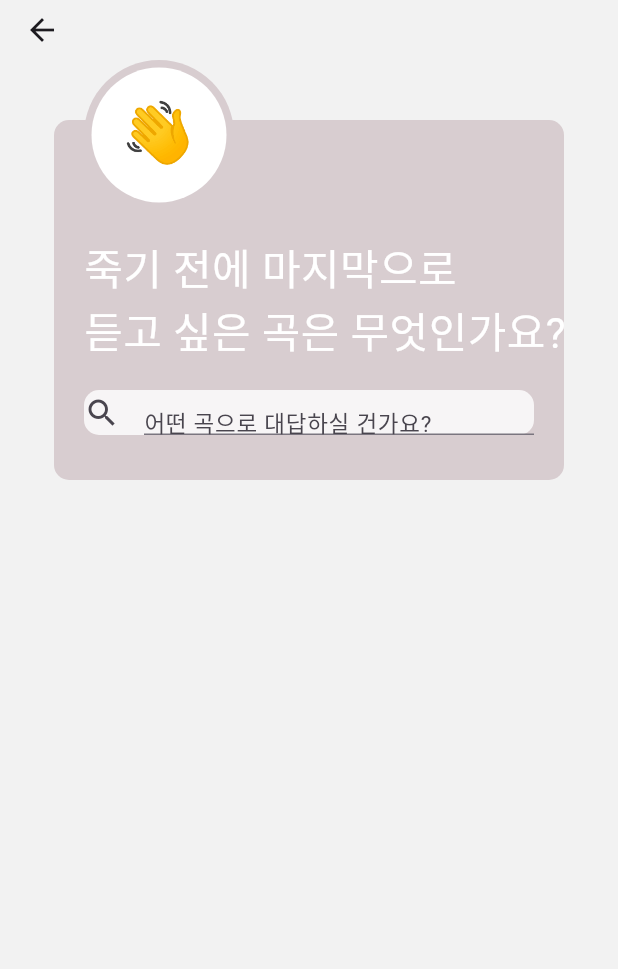
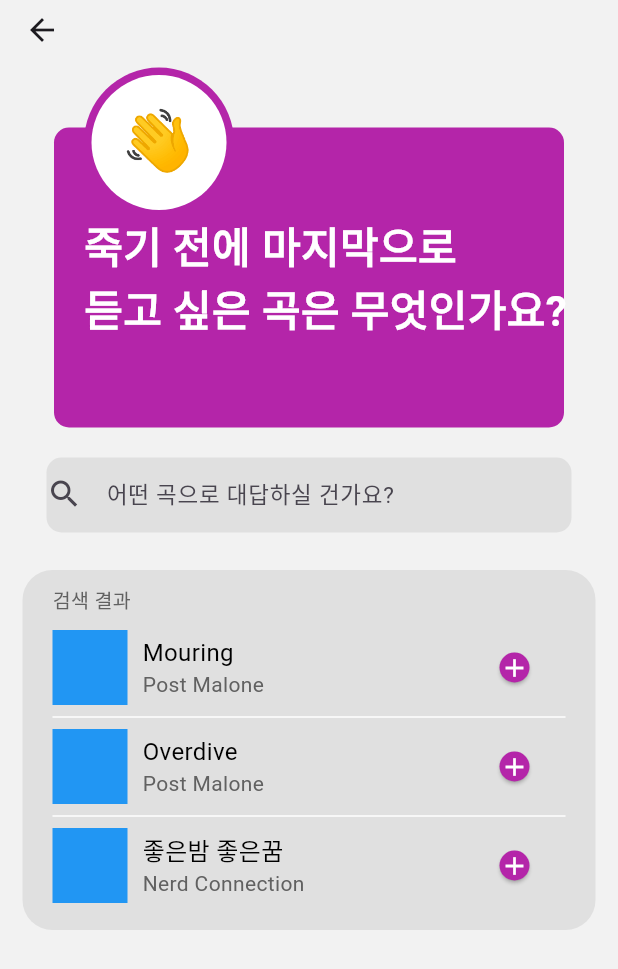
Before and after one commit to team-ummmm/MUSIQ_FRONT, a Flutter app: the SearchScreen screen opened by its route, on a phone screen of 412 x 824 dp. Shown: the top 969 px of the screen. Run offline on Flutter 3.47's test engine with Material 2 defaults, Android fonts, the phone set to English and light mode, and no system bars; our stand-ins replace flutter_calendar_carousel; Roboto replaces fonts that are missing (AppleSDGothicNeo).

Commit message:
implement search_screen

```diff
--- a/lib/main.dart
+++ b/lib/main.dart
@@ -23,10 +23,9 @@ class MUSIQ extends StatelessWidget {
       theme: ThemeData(
         appBarTheme: const AppBarTheme(color: AppColor.backgroudColor),
         scaffoldBackgroundColor: AppColor.backgroudColor,
-        colorScheme: ColorScheme.fromSeed(seedColor: Colors.deepPurple),
-        fontFamily: 'AppleSDGothicNeo',
         useMaterial3: true,
       ),
+      // TODO: 링크 타고 온 경우 라우트 추가
       home: const RootPage(),
       routes: {
         '/answer': (context) => const AnswerPage(),
--- a/lib/screens/search_screen.dart
+++ b/lib/screens/search_screen.dart
@@ -1,5 +1,8 @@
 import 'package:flutter/material.dart';
+import 'package:musiq_front/style.dart';
 import 'package:musiq_front/widgets/main_question_card.dart';
+import 'package:musiq_front/widgets/music_card.dart';
+import 'package:musiq_front/widgets/search_result_list.dart';
 
 class SearchScreen extends StatefulWidget {
   const SearchScreen({super.key});
@@ -9,16 +12,93 @@ class SearchScreen extends StatefulWidget {
 }
 
 class _SearchScreenState extends State<SearchScreen> {
+  final List<MusicCard> musicInstances = [
+    const MusicCard(
+        cover: "austin", title: 'Mouring', artist: 'Post Malone', color: 'red'),
+    const MusicCard(
+        cover: "austin",
+        title: 'Overdive',
+        artist: 'Post Malone',
+        color: 'red'),
+    const MusicCard(
+        cover: "austin",
+        title: '좋은밤 좋은꿈',
+        artist: 'Nerd Connection',
+        color: 'red')
+  ];
+
   @override
   Widget build(BuildContext context) {
     return Scaffold(
       appBar: PreferredSize(
-          preferredSize: const Size.fromHeight(30.0), child: AppBar()),
-      body: const Center(
+          preferredSize: const Size.fromHeight(35.0), child: AppBar()),
+      body: Center(
         child: Column(
           children: [
             // TODO: Hero 추가하기
-            MainQuestionCard(),
+            const MainQuestionCard(),
+            const SizedBox(
+              height: 20,
+            ),
+            Container(
+              // 중단의 텍스트 필드
+              width: 350,
+              height: 50,
+              decoration: BoxDecoration(
+                  borderRadius: BorderRadius.circular(10),
+                  color: Colors.grey.shade300),
+              child: const TextField(
+                decoration: InputDecoration(
+                  border: InputBorder.none,
+                  icon: Icon(Icons.search),
+                  hintText: "어떤 곡으로 대답하실 건가요?",
+                ),
+                style: TextStyle(fontSize: 15, height: 1.0),
+              ),
+            ),
+            const SizedBox(height: 10),
+            Padding(
+              // 하단의 검색 결과 창
+              // TODO: 텍스트 필드와 연결
+              // TODO: 크기 3으로 고정 시켜두고 안에서 스크롤 돌릴지, 아니면 검색 결과만큼 하단에 스크롤뷰로 뿌려줄지 고민
+              padding: const EdgeInsets.all(15.0),
+              child: Stack(children: [
+                Container(
+                  height: 240,
+                  decoration: BoxDecoration(
+                    borderRadius: BorderRadius.circular(20),
+                    color: Colors.grey.shade300,
+                  ),
+                  child: ListView.separated(
+                    padding: const EdgeInsets.fromLTRB(20, 40, 20, 20),
+                    itemCount: musicInstances.length,
+                    itemBuilder: (BuildContext context, int index) {
+                      return musicInstances[index];
+                    },
+                    separatorBuilder: (BuildContext context, int index) =>
+                        const Divider(
+                      color: Colors.white,
+                    ),
+                  ),
+                ),
+                Positioned(
+                  left: 20,
+                  child: Container(
+                    height: 30,
+                    width: 320,
+                    color: Colors.grey.shade300,
+                    child: Align(
+                      alignment: Alignment.bottomLeft,
+                      child: Text(
+                        '검색 결과',
+                        style: TextStyle(
+                            fontSize: 13, color: Colors.grey.shade700),
+                      ),
+                    ),
+                  ),
+                ),
+              ]),
+            ),
           ],
         ),
       ),
--- a/lib/style.dart
+++ b/lib/style.dart
@@ -4,7 +4,7 @@ class AppColor extends Color {
   AppColor(super.value);
 
   static const backgroudColor = Color(0xFFF2F2F2);
-  static const navigationBarColor = Color(0xE5DED7D2);
+  static const navigationBarColor = Color.fromRGBO(34, 22, 13, 0.898);
   static const color1 = Color(0xFFC92A5A);
   static const color2 = Color(0xFFB425A9);
   static const color3 = Color(0xFF7637F4);
--- a/lib/widgets/main_question_card.dart
+++ b/lib/widgets/main_question_card.dart
@@ -19,9 +19,8 @@ class MainQuestionCard extends StatelessWidget {
         ),
         Container(
           decoration: BoxDecoration(
-              borderRadius: BorderRadius.circular(10),
-              color: AppColor.defaultColor),
-          height: 240,
+              borderRadius: BorderRadius.circular(10), color: AppColor.color2),
+          height: 200,
           width: 340,
           child: const Row(
             children: [
@@ -35,12 +34,15 @@ class MainQuestionCard extends StatelessWidget {
                     style: TextStyle(
                         fontSize: 28,
                         color: Colors.white,
-                        fontWeight: FontWeight.w500),
+                        fontWeight: FontWeight.w600),
                     textAlign: TextAlign.left,
                   ),
                   Text(
                     "듣고 싶은 곡은 무엇인가요?",
-                    style: TextStyle(fontSize: 28, color: Colors.white),
+                    style: TextStyle(
+                        fontSize: 28,
+                        color: Colors.white,
+                        fontWeight: FontWeight.w600),
                     textAlign: TextAlign.left,
                   ),
                 ],
@@ -54,8 +56,7 @@ class MainQuestionCard extends StatelessWidget {
         left: 20,
         child: Container(
           decoration: BoxDecoration(
-              borderRadius: BorderRadius.circular(100),
-              color: AppColor.defaultColor),
+              borderRadius: BorderRadius.circular(100), color: AppColor.color2),
           height: 100,
           width: 100,
         ),
@@ -76,24 +77,24 @@ class MainQuestionCard extends StatelessWidget {
               ),
             ),
           )),
-      Positioned(
-        bottom: 30,
-        left: 20,
-        child: Container(
-          width: 300,
-          height: 30,
-          decoration: BoxDecoration(
-              borderRadius: BorderRadius.circular(10),
-              color: Colors.white.withOpacity(0.8)),
-          child: const TextField(
-            decoration: InputDecoration(
-              icon: Icon(Icons.search),
-              hintText: "어떤 곡으로 대답하실 건가요?",
-            ),
-            style: TextStyle(fontSize: 15, height: 1.0),
-          ),
-        ),
-      )
+      // Positioned(
+      //   bottom: 30,
+      //   left: 20,
+      //   child: Container(
+      //     width: 300,
+      //     height: 30,
+      //     decoration: BoxDecoration(
+      //         borderRadius: BorderRadius.circular(10),
+      //         color: Colors.white.withOpacity(0.8)),
+      //     child: const TextField(
+      //       decoration: InputDecoration(
+      //         icon: Icon(Icons.search),
+      //         hintText: "어떤 곡으로 대답하실 건가요?",
+      //       ),
+      //       style: TextStyle(fontSize: 15, height: 1.0),
+      //     ),
+      //   ),
+      // )
     ]);
   }
 }
--- /dev/null
+++ b/lib/widgets/music_card.dart
@@ -0,0 +1,57 @@
+import 'package:flutter/material.dart';
+import 'package:musiq_front/style.dart';
+
+class MusicCard extends StatelessWidget {
+  final String cover, title, artist, color;
+  const MusicCard(
+      {super.key,
+      required this.cover,
+      required this.title,
+      required this.artist,
+      required this.color});
+
+  @override
+  Widget build(BuildContext context) {
+    return SizedBox(
+      width: 250,
+      height: 50,
+      child: Row(
+        mainAxisAlignment: MainAxisAlignment.spaceBetween,
+        children: [
+          Row(
+            children: [
+              Container(width: 50, height: 50, color: Colors.blue),
+              const SizedBox(width: 10),
+              Column(
+                mainAxisAlignment: MainAxisAlignment.center,
+                crossAxisAlignment: CrossAxisAlignment.start,
+                children: [
+                  Text(title,
+                      style:
+                          const TextStyle(fontSize: 16, color: Colors.black)),
+                  Text(
+                    artist,
+                    style: TextStyle(fontSize: 14, color: Colors.grey.shade700),
+                  )
+                ],
+              ),
+            ],
+          ),
+          ElevatedButton(
+              style: ElevatedButton.styleFrom(
+                  backgroundColor: AppColor.color2,
+                  shape: const CircleBorder(),
+                  minimumSize: const Size(15, 15)),
+              onPressed: () {
+                print('hi');
+              },
+              child: const Icon(
+                Icons.add,
+                color: Colors.white,
+                size: 20,
+              ))
+        ],
+      ),
+    );
+  }
+}
--- /dev/null
+++ b/lib/widgets/search_result_list.dart
@@ -0,0 +1,60 @@
+import 'package:flutter/material.dart';
+import 'package:musiq_front/style.dart';
+import 'package:musiq_front/widgets/music_card.dart';
+
+// 쓸지 말지 고민 중 없어도 될 거 같은 클래스
+class SearchResultList extends StatelessWidget {
+  SearchResultList({super.key});
+
+  final List<MusicCard> musicInstances = [
+    const MusicCard(
+        cover: "austin", title: 'Mouring', artist: 'Post Malone', color: 'red'),
+    const MusicCard(
+        cover: "austin",
+        title: 'Overdive',
+        artist: 'Post Malone',
+        color: 'red'),
+    const MusicCard(
+        cover: "austin",
+        title: '좋은밤 좋은꿈',
+        artist: 'Nerd Connection',
+        color: 'red')
+  ];
+  @override
+  Widget build(BuildContext context) {
+    return Padding(
+      padding: const EdgeInsets.all(15.0),
+      child: Stack(children: [
+        Container(
+          height: 240,
+          decoration: BoxDecoration(
+            borderRadius: BorderRadius.circular(20),
+            color: Colors.grey.shade300,
+          ),
+          child: ListView.separated(
+            padding: const EdgeInsets.fromLTRB(20, 40, 20, 20),
+            itemCount: musicInstances.length,
+            itemBuilder: (BuildContext context, int index) {
+              return musicInstances[index];
+            },
+            separatorBuilder: (BuildContext context, int index) =>
+                const Divider(
+              color: Colors.white,
+            ),
+          ),
+        ),
+        Positioned(
+          top: 12,
+          left: 20,
+          child: SizedBox(
+            height: 20,
+            child: Text(
+              '검색 결과',
+              style: TextStyle(fontSize: 13, color: Colors.grey.shade700),
+            ),
+          ),
+        ),
+      ]),
+    );
+  }
+}
```
